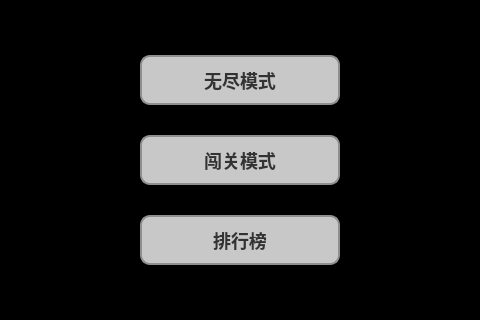
The window that src/view/MenuWidget.ui (LiuYe716136/BegeweledGame) describes before a commit, drawn with Qt 5; both pictures show x 160 to 640 and y 145 to 465 of the 800 by 600 pixel window.
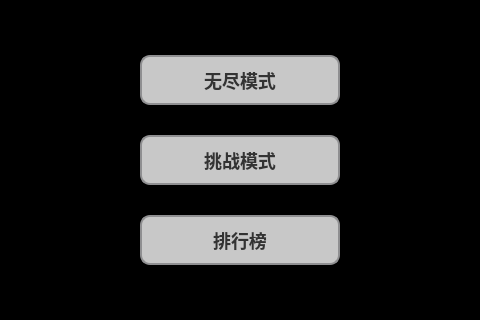
The same window after the commit. Icons and pictures are not drawn.

Patch:
```diff
--- a/src/view/MenuWidget.ui
+++ b/src/view/MenuWidget.ui
@@ -10,6 +10,18 @@
     <height>600</height>
    </rect>
   </property>
+  <property name="minimumSize">
+   <size>
+    <width>800</width>
+    <height>600</height>
+   </size>
+  </property>
+  <property name="maximumSize">
+   <size>
+    <width>800</width>
+    <height>600</height>
+   </size>
+  </property>
   <property name="windowTitle">
    <string>宝石迷阵 - 主菜单</string>
   </property>
@@ -101,7 +113,7 @@
     </font>
    </property>
    <property name="text">
-    <string>闯关模式</string>
+    <string>挑战模式</string>
    </property>
   </widget>
   <widget class="QPushButton" name="btn_ranking">
```
